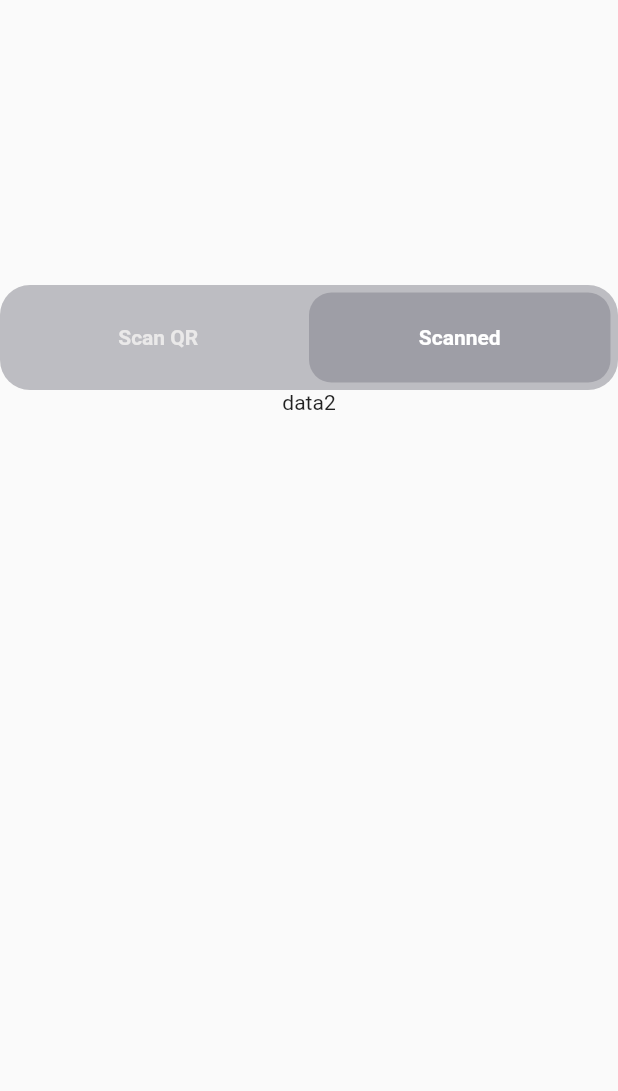
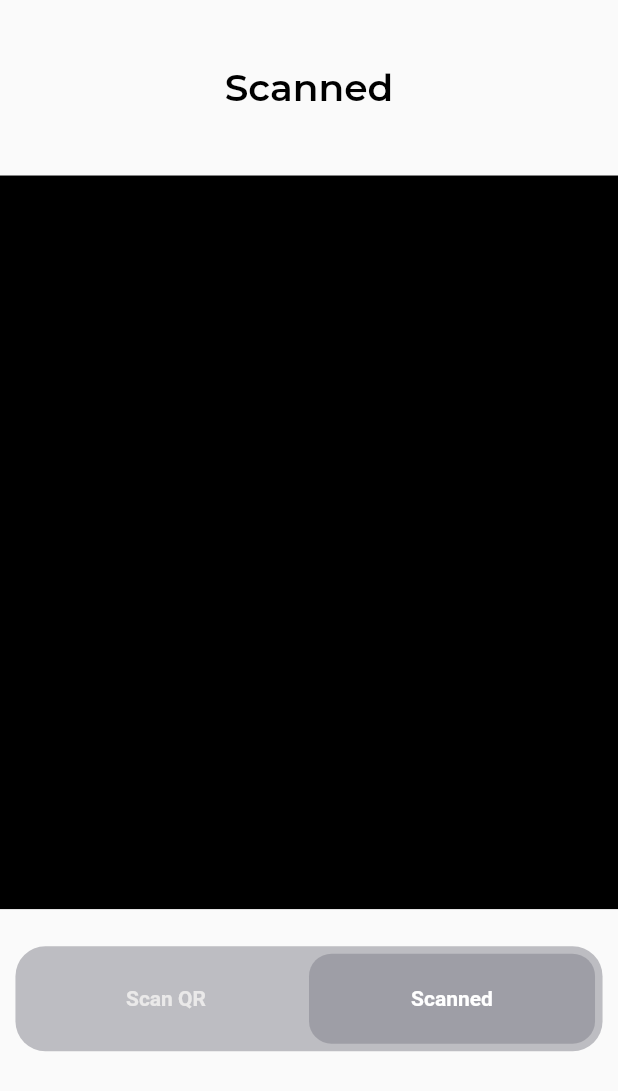
Before and after one commit to lamisab/QR-scanner, a Flutter app: the screen it shows after launch, on a phone screen of 412 x 824 dp. Shown: the top 1091 px of the screen. Run offline on Flutter 3.47's test engine with Material 2 defaults, Android fonts, the light colour scheme and no system bars; our stand-ins replace get, google_fonts, qr_flutter.

Commit message:
admin home

```diff
--- a/lib/routes.dart
+++ b/lib/routes.dart
@@ -2,7 +2,7 @@
 
 import 'package:get/get.dart';
 import 'bindings.dart';
-import 'view/admin/admin_screen.dart';
+import 'view/admin/home.dart';
 import 'view/user/home.dart';
 
 appRoutes() => [
@@ -15,7 +15,7 @@ appRoutes() => [
       ),
       GetPage(
         name: '/admin',
-        page: () => AdminScreen(),
+        page: () => AdminHome(),
         transition: Transition.leftToRightWithFade,
         transitionDuration: Duration(milliseconds: 500),
         binding: Binding(),
--- a/lib/view/admin/admin_screen.dart
+++ /dev/null
@@ -1,31 +0,0 @@
-import 'package:flutter/material.dart';
-import 'package:get/get.dart';
-import '../../controller/admin_contrller.dart';
-import '../../utils/colors.dart';
-import '../widget/caregory_footer.dart';
-import '../widget/category_screen.dart';
-
-AdminController controller = Get.find(tag: "data");
-
-class AdminScreen extends StatelessWidget {
-  const AdminScreen({Key? key}) : super(key: key);
-
-  @override
-  Widget build(BuildContext context) {
-    return Scaffold(
-      body: Column(
-        children: [
-          //for camera
-          const SizedBox(
-            height: 190,
-          ),
-          //for select footer
-          CategorySelectHeader(),
-          Obx(() {
-            return controller.scanned.value ? Text("data1") : Text("data2");
-          })
-        ],
-      ),
-    );
-  }
-}
--- a/lib/view/admin/home.dart
+++ b/lib/view/admin/home.dart
@@ -1,15 +1,27 @@
 // ignore_for_file: prefer_const_constructors
+import 'package:flutter/material.dart';
+import 'package:get/get.dart';
+import '../widget/caregory_footer.dart';
+import '../widget/scanned_list.dart';
+import '../widget/scanner_widget.dart';
 
-import 'package:flutter/material.dart';
-
-class Home extends StatelessWidget {
-  const Home({super.key});
+class AdminHome extends StatelessWidget {
+  const AdminHome({super.key});
 
   @override
   Widget build(BuildContext context) {
     return SafeArea(
       child: Scaffold(
-        body: SingleChildScrollView(),
+        body: SingleChildScrollView(
+          child: Column(
+            children: [
+              Obx(() {
+                  return controller.scanned.value ? ScannerWidget() : ScannedList();
+                  }),
+              Center(child: CategorySelectHeader()),
+            ],
+          ),
+        ),
       ),
     );
   }
--- a/lib/view/widget/caregory_footer.dart
+++ b/lib/view/widget/caregory_footer.dart
@@ -1,7 +1,6 @@
 import 'package:flutter/material.dart';
 import 'package:get/get.dart';
 import '../../controller/admin_contrller.dart';
-import '../../view/admin/scanned.dart';
 import '../../utils/colors.dart';
 import 'category_screen.dart';
 
@@ -15,7 +14,8 @@ class CategorySelectHeader extends StatelessWidget {
   @override
   Widget build(BuildContext context) {
     return Container(
-      padding: EdgeInsets.all(5.0),
+      padding: const EdgeInsets.all(5.0),
+      width: MediaQuery.of(context).size.width *0.95,
       decoration: const BoxDecoration(
         color: slider,
         borderRadius: BorderRadius.all(Radius.circular(20.0)),
--- /dev/null
+++ b/lib/view/widget/scanned_list.dart
@@ -0,0 +1,24 @@
+import 'package:flutter/material.dart';
+
+import '../../utils/colors.dart';
+import 'text_widget.dart';
+
+class ScannedList extends StatelessWidget {
+  const ScannedList({super.key});
+
+  @override
+  Widget build(BuildContext context) {
+    return Column(
+      children: [
+        SizedBox(height: MediaQuery.of(context).size.height *0.0528,),
+        TextWidget(text: 'Scanned', color: blackColor, fontSize: 25, fontWeight: FontWeight.w600,),
+        SizedBox(height: MediaQuery.of(context).size.height *0.0528,),
+        Container(
+          height: MediaQuery.of(context).size.height *0.5935,
+          color: blackColor,
+        ),
+        SizedBox(height: MediaQuery.of(context).size.height *0.03,),
+      ],
+    );
+  }
+}
```
Also changed, not shown: lib/view/widget/scanner_widget.dart (+11 -58 lines).
